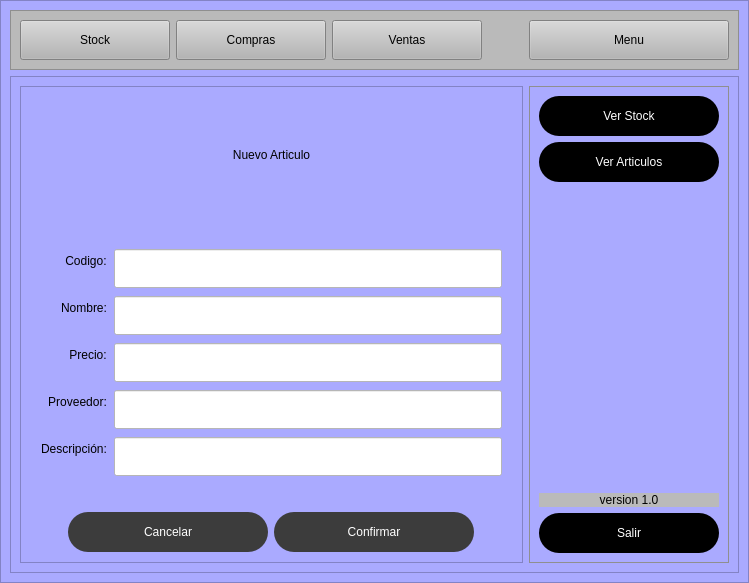
First picture: the form in Views/Principal.ui, repository Ryderd20/Gestor-Stock, before the edit.
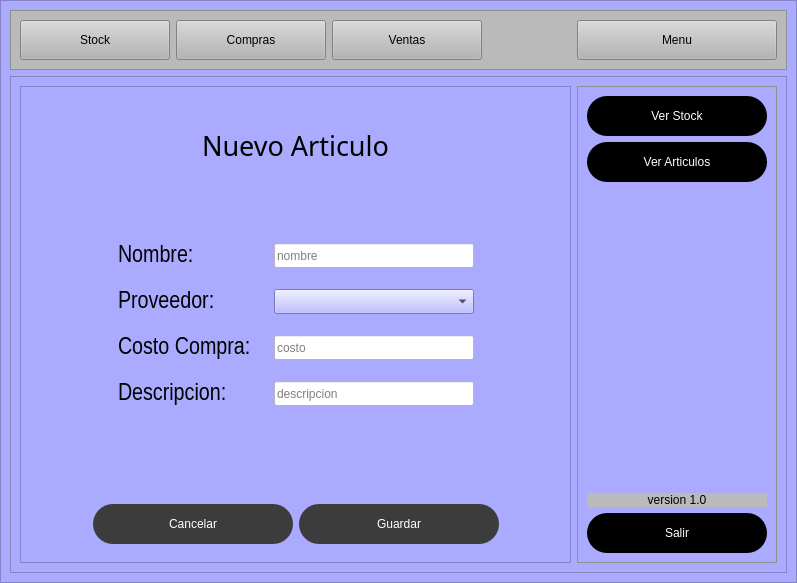
Second picture: the form after the edit. The open tabs and pages were chosen to show the change.

Patch:
```diff
--- a/Views/Principal.ui
+++ b/Views/Principal.ui
@@ -6,7 +6,7 @@
    <rect>
     <x>0</x>
     <y>0</y>
-    <width>749</width>
+    <width>797</width>
     <height>583</height>
    </rect>
   </property>
@@ -14,7 +14,7 @@
    <string>Gestor Textil</string>
   </property>
   <widget class="QWidget" name="centralwidget">
-   <layout class="QVBoxLayout" name="verticalLayout">
+   <layout class="QVBoxLayout" name="verticalLayout_4">
     <property name="leftMargin">
      <number>0</number>
     </property>
@@ -204,22 +204,7 @@
             <property name="frameShadow">
              <enum>QFrame::Raised</enum>
             </property>
-            <layout class="QVBoxLayout" name="verticalLayout_4">
-             <property name="spacing">
-              <number>1</number>
-             </property>
-             <property name="leftMargin">
-              <number>1</number>
-             </property>
-             <property name="topMargin">
-              <number>1</number>
-             </property>
-             <property name="rightMargin">
-              <number>1</number>
-             </property>
-             <property name="bottomMargin">
-              <number>1</number>
-             </property>
+            <layout class="QVBoxLayout" name="verticalLayout_15">
              <item>
               <widget class="QStackedWidget" name="stackedWidget">
                <property name="styleSheet">
@@ -229,15 +214,9 @@
                 <number>0</number>
                </property>
                <widget class="QWidget" name="page_stock">
+                <layout class="QVBoxLayout" name="verticalLayout_6">
+                 <item>
                 <widget class="QLabel" name="label_7">
-                 <property name="geometry">
-                  <rect>
-                   <x>10</x>
-                   <y>10</y>
-                   <width>481</width>
-                   <height>38</height>
-                  </rect>
-                 </property>
                  <property name="font">
                   <font>
                    <family>Arial Black</family>
@@ -254,17 +233,32 @@
                   <set>Qt::AlignCenter</set>
                  </property>
                 </widget>
+                 </item>
+                 <item>
+                  <widget class="QLabel" name="label_8">
+                   <property name="font">
+                    <font>
+                     <family>Arial Black</family>
+                     <pointsize>20</pointsize>
+                     <weight>50</weight>
+                     <italic>false</italic>
+                     <bold>false</bold>
+                    </font>
+                   </property>
+                   <property name="text">
+                    <string>Proximamente</string>
+                   </property>
+                   <property name="alignment">
+                    <set>Qt::AlignCenter</set>
+                   </property>
+                  </widget>
+                 </item>
+                </layout>
                </widget>
                <widget class="QWidget" name="page_ventas">
+                <layout class="QVBoxLayout" name="verticalLayout_12">
+                 <item>
                 <widget class="QLabel" name="label_6">
-                 <property name="geometry">
-                  <rect>
-                   <x>20</x>
-                   <y>10</y>
-                   <width>481</width>
-                   <height>38</height>
-                  </rect>
-                 </property>
                  <property name="font">
                   <font>
                    <family>Arial Black</family>
@@ -281,17 +275,32 @@
                   <set>Qt::AlignCenter</set>
                  </property>
                 </widget>
+                 </item>
+                 <item>
+                  <widget class="QLabel" name="label_9">
+                   <property name="font">
+                    <font>
+                     <family>Arial Black</family>
+                     <pointsize>20</pointsize>
+                     <weight>50</weight>
+                     <italic>false</italic>
+                     <bold>false</bold>
+                    </font>
+                   </property>
+                   <property name="text">
+                    <string>Proximamente</string>
+                   </property>
+                   <property name="alignment">
+                    <set>Qt::AlignCenter</set>
+                   </property>
+                  </widget>
+                 </item>
+                </layout>
                </widget>
                <widget class="QWidget" name="page_clientes">
+                <layout class="QVBoxLayout" name="verticalLayout_14">
+                 <item>
                 <widget class="QLabel" name="label_5">
-                 <property name="geometry">
-                  <rect>
-                   <x>20</x>
-                   <y>10</y>
-                   <width>481</width>
-                   <height>38</height>
-                  </rect>
-                 </property>
                  <property name="font">
                   <font>
                    <family>Arial Black</family>
@@ -308,6 +317,27 @@
                   <set>Qt::AlignCenter</set>
                  </property>
                 </widget>
+                 </item>
+                 <item>
+                  <widget class="QLabel" name="label_10">
+                   <property name="font">
+                    <font>
+                     <family>Arial Black</family>
+                     <pointsize>20</pointsize>
+                     <weight>50</weight>
+                     <italic>false</italic>
+                     <bold>false</bold>
+                    </font>
+                   </property>
+                   <property name="text">
+                    <string>Proximamente</string>
+                   </property>
+                   <property name="alignment">
+                    <set>Qt::AlignCenter</set>
+                   </property>
+                  </widget>
+                 </item>
+                </layout>
                </widget>
                <widget class="QWidget" name="page_proveedores">
                 <layout class="QVBoxLayout" name="verticalLayout_10">
@@ -484,7 +514,7 @@
                 </layout>
                </widget>
                <widget class="QWidget" name="page_nuevo_proveedor">
-                <layout class="QVBoxLayout" name="verticalLayout_11">
+                <layout class="QVBoxLayout" name="verticalLayout_7">
                  <item>
                   <widget class="QLabel" name="label_16">
                    <property name="minimumSize">
@@ -947,7 +977,7 @@
                 </layout>
                </widget>
                <widget class="QWidget" name="page_modificar_proveedor">
-                <layout class="QVBoxLayout" name="verticalLayout_12">
+                <layout class="QVBoxLayout" name="verticalLayout_11">
                  <item>
                   <widget class="QLabel" name="label_23">
                    <property name="minimumSize">
@@ -980,14 +1010,14 @@
                   </widget>
                  </item>
                  <item>
-                  <spacer name="verticalSpacer_6">
+                  <spacer name="verticalSpacer_7">
                    <property name="orientation">
                     <enum>Qt::Vertical</enum>
                    </property>
                    <property name="sizeHint" stdset="0">
                     <size>
                      <width>20</width>
-                     <height>55</height>
+                     <height>40</height>
                     </size>
                    </property>
                   </spacer>
@@ -1333,14 +1363,14 @@
                   </layout>
                  </item>
                  <item>
-                  <spacer name="verticalSpacer_7">
+                  <spacer name="verticalSpacer_6">
                    <property name="orientation">
                     <enum>Qt::Vertical</enum>
                    </property>
                    <property name="sizeHint" stdset="0">
                     <size>
                      <width>20</width>
-                     <height>54</height>
+                     <height>40</height>
                     </size>
                    </property>
                   </spacer>
@@ -1410,15 +1440,9 @@
                 </layout>
                </widget>
                <widget class="QWidget" name="page_compras">
+                <layout class="QVBoxLayout" name="verticalLayout_13">
+                 <item>
                 <widget class="QLabel" name="label_3">
-                 <property name="geometry">
-                  <rect>
-                   <x>10</x>
-                   <y>0</y>
-                   <width>481</width>
-                   <height>38</height>
-                  </rect>
-                 </property>
                  <property name="font">
                   <font>
                    <family>Arial Black</family>
@@ -1435,6 +1459,27 @@
                   <set>Qt::AlignCenter</set>
                  </property>
                 </widget>
+                 </item>
+                 <item>
+                  <widget class="QLabel" name="label_11">
+                   <property name="font">
+                    <font>
+                     <family>Arial Black</family>
+                     <pointsize>20</pointsize>
+                     <weight>50</weight>
+                     <italic>false</italic>
+                     <bold>false</bold>
+                    </font>
+                   </property>
+                   <property name="text">
+                    <string>Proximamente</string>
+                   </property>
+                   <property name="alignment">
+                    <set>Qt::AlignCenter</set>
+                   </property>
+                  </widget>
+                 </item>
+                </layout>
                </widget>
                <widget class="QWidget" name="page_articulos">
                 <layout class="QVBoxLayout" name="verticalLayout_5">
@@ -1466,7 +1511,7 @@
                  <item>
                   <layout class="QHBoxLayout" name="horizontalLayout_3">
                    <item>
-                    <widget class="QPushButton" name="btn_agregar_art">
+                    <widget class="QPushButton" name="btn_agregar_articulo">
                      <property name="minimumSize">
                       <size>
                        <width>100</width>
@@ -1614,21 +1659,30 @@
                 </layout>
                </widget>
                <widget class="QWidget" name="page_agregar_art">
-                <layout class="QVBoxLayout" name="verticalLayout_6" stretch="2,5,2">
+                <layout class="QVBoxLayout" name="verticalLayout">
                  <item>
-                  <widget class="QLabel" name="label_13">
+                  <widget class="QLabel" name="label_28">
                    <property name="minimumSize">
                     <size>
                      <width>0</width>
-                     <height>80</height>
+                     <height>40</height>
                     </size>
                    </property>
                    <property name="maximumSize">
                     <size>
                      <width>16777215</width>
-                     <height>16777215</height>
+                     <height>0</height>
                     </size>
                    </property>
+                   <property name="font">
+                    <font>
+                     <family>Arial Black</family>
+                     <pointsize>20</pointsize>
+                     <weight>50</weight>
+                     <italic>false</italic>
+                     <bold>false</bold>
+                    </font>
+                   </property>
                    <property name="text">
                     <string>Nuevo Articulo</string>
                    </property>
@@ -1638,171 +1692,191 @@
                   </widget>
                  </item>
                  <item>
-                  <layout class="QFormLayout" name="formLayout">
-                   <property name="rowWrapPolicy">
-                    <enum>QFormLayout::DontWrapRows</enum>
+                  <spacer name="verticalSpacer_8">
+                   <property name="orientation">
+                    <enum>Qt::Vertical</enum>
                    </property>
-                   <property name="labelAlignment">
-                    <set>Qt::AlignRight|Qt::AlignTrailing|Qt::AlignVCenter</set>
+                   <property name="sizeHint" stdset="0">
+                    <size>
+                     <width>20</width>
+                     <height>40</height>
+                    </size>
                    </property>
-                   <property name="formAlignment">
-                    <set>Qt::AlignCenter</set>
-                   </property>
-                   <property name="horizontalSpacing">
-                    <number>7</number>
-                   </property>
-                   <property name="verticalSpacing">
-                    <number>8</number>
-                   </property>
-                   <property name="leftMargin">
-                    <number>10</number>
-                   </property>
-                   <property name="rightMargin">
-                    <number>10</number>
-                   </property>
-                   <property name="bottomMargin">
-                    <number>0</number>
-                   </property>
-                   <item row="0" column="0">
-                    <widget class="QLabel" name="label_10">
-                     <property name="text">
-                      <string>Codigo:</string>
-                     </property>
-                     <property name="alignment">
-                      <set>Qt::AlignCenter</set>
-                     </property>
-                    </widget>
+                  </spacer>
+                 </item>
+                 <item>
+                  <layout class="QHBoxLayout" name="horizontalLayout_20">
+                   <item>
+                    <spacer name="horizontalSpacer_37">
+                     <property name="orientation">
+                      <enum>Qt::Horizontal</enum>
+                     </property>
+                     <property name="sizeHint" stdset="0">
+                      <size>
+                       <width>40</width>
+                       <height>20</height>
+                      </size>
+                     </property>
+                    </spacer>
                    </item>
-                   <item row="0" column="1">
-                    <widget class="QLineEdit" name="input_cod_art">
-                     <property name="maximumSize">
+                   <item>
+                    <widget class="QLabel" name="label_29">
+                     <property name="minimumSize">
                       <size>
-                       <width>400</width>
-                       <height>16777215</height>
+                       <width>150</width>
+                       <height>40</height>
                       </size>
                      </property>
                      <property name="font">
                       <font>
-                       <pointsize>20</pointsize>
+                       <family>Arial Narrow</family>
+                       <pointsize>18</pointsize>
                       </font>
                      </property>
-                     <property name="frame">
-                      <bool>true</bool>
-                     </property>
-                     <property name="dragEnabled">
-                      <bool>false</bool>
-                     </property>
-                    </widget>
-                   </item>
-                   <item row="1" column="0">
-                    <widget class="QLabel" name="label_8">
                      <property name="text">
                       <string>Nombre:</string>
                      </property>
-                     <property name="alignment">
-                      <set>Qt::AlignCenter</set>
-                     </property>
                     </widget>
                    </item>
-                   <item row="1" column="1">
-                    <widget class="QLineEdit" name="input_nom_art">
+                   <item>
+                    <widget class="QLineEdit" name="input_nombre_articulo_nuevo">
+                     <property name="minimumSize">
+                      <size>
+                       <width>200</width>
+                       <height>25</height>
+                      </size>
+                     </property>
                      <property name="maximumSize">
                       <size>
                        <width>400</width>
                        <height>16777215</height>
                       </size>
                      </property>
-                     <property name="font">
-                      <font>
-                       <pointsize>20</pointsize>
-                      </font>
+                     <property name="placeholderText">
+                      <string>nombre</string>
                      </property>
-                     <property name="frame">
-                      <bool>true</bool>
+                    </widget>
+                   </item>
+                   <item>
+                    <spacer name="horizontalSpacer_36">
+                     <property name="orientation">
+                      <enum>Qt::Horizontal</enum>
                      </property>
-                     <property name="dragEnabled">
-                      <bool>false</bool>
+                     <property name="sizeHint" stdset="0">
+                      <size>
+                       <width>40</width>
+                       <height>20</height>
+                      </size>
                      </property>
-                    </widget>
+                    </spacer>
                    </item>
-                   <item row="2" column="0">
-                    <widget class="QLabel" name="label_9">
-                     <property name="text">
-                      <string>Precio:</string>
+                  </layout>
+                 </item>
+                 <item>
+                  <layout class="QHBoxLayout" name="horizontalLayout_21">
+                   <item>
+                    <spacer name="horizontalSpacer_38">
+                     <property name="orientation">
+                      <enum>Qt::Horizontal</enum>
                      </property>
-                     <property name="alignment">
-                      <set>Qt::AlignCenter</set>
+                     <property name="sizeHint" stdset="0">
+                      <size>
+                       <width>40</width>
+                       <height>20</height>
+                      </size>
                      </property>
-                    </widget>
+                    </spacer>
                    </item>
-                   <item row="2" column="1">
-                    <widget class="QLineEdit" name="input_prec_art">
-                     <property name="maximumSize">
+                   <item>
+                    <widget class="QLabel" name="label_31">
+                     <property name="minimumSize">
                       <size>
-                       <width>400</width>
-                       <height>16777215</height>
+                       <width>150</width>
+                       <height>40</height>
                       </size>
                      </property>
                      <property name="font">
                       <font>
-                       <pointsize>20</pointsize>
+                       <family>Arial Narrow</family>
+                       <pointsize>18</pointsize>
                       </font>
                      </property>
-                     <property name="frame">
-                      <bool>true</bool>
-                     </property>
-                     <property name="dragEnabled">
-                      <bool>false</bool>
-                     </property>
-                    </widget>
-                   </item>
-                   <item row="3" column="0">
-                    <widget class="QLabel" name="label_11">
                      <property name="text">
                       <string>Proveedor:</string>
                      </property>
-                     <property name="alignment">
-                      <set>Qt::AlignCenter</set>
-                     </property>
                     </widget>
                    </item>
-                   <item row="4" column="0">
-                    <widget class="QLabel" name="label_12">
-                     <property name="text">
-                      <string>Descripción:</string>
+                   <item>
+                    <widget class="QComboBox" name="comboBox_lista_proveedores">
+                     <property name="minimumSize">
+                      <size>
+                       <width>200</width>
+                       <height>25</height>
+                      </size>
                      </property>
-                     <property name="alignment">
-                      <set>Qt::AlignCenter</set>
-                     </property>
-                    </widget>
-                   </item>
-                   <item row="3" column="1">
-                    <widget class="QLineEdit" name="input_prov_art">
                      <property name="maximumSize">
                       <size>
                        <width>400</width>
                        <height>16777215</height>
                       </size>
                      </property>
+                    </widget>
+                   </item>
+                   <item>
+                    <spacer name="horizontalSpacer_35">
+                     <property name="orientation">
+                      <enum>Qt::Horizontal</enum>
+                     </property>
+                     <property name="sizeHint" stdset="0">
+                      <size>
+                       <width>40</width>
+                       <height>20</height>
+                      </size>
+                     </property>
+                    </spacer>
+                   </item>
+                  </layout>
+                 </item>
+                 <item>
+                  <layout class="QHBoxLayout" name="horizontalLayout_22">
+                   <item>
+                    <spacer name="horizontalSpacer_39">
+                     <property name="orientation">
+                      <enum>Qt::Horizontal</enum>
+                     </property>
+                     <property name="sizeHint" stdset="0">
+                      <size>
+                       <width>40</width>
+                       <height>20</height>
+                      </size>
+                     </property>
+                    </spacer>
+                   </item>
+                   <item>
+                    <widget class="QLabel" name="label_30">
+                     <property name="minimumSize">
+                      <size>
+                       <width>150</width>
+                       <height>40</height>
+                      </size>
+                     </property>
                      <property name="font">
                       <font>
-                       <pointsize>20</pointsize>
+                       <family>Arial Narrow</family>
+                       <pointsize>18</pointsize>
                       </font>
                      </property>
-                     <property name="frame">
-                      <bool>true</bool>
+                     <property name="text">
+                      <string>Costo Compra:</string>
                      </property>
-                     <property name="dragEnabled">
-                      <bool>false</bool>
-                     </property>
                     </widget>
                    </item>
-                   <item row="4" column="1">
-                    <widget class="QLineEdit" name="input_desc_art">
+                   <item>
+                    <widget class="QLineEdit" name="input_costo_articulo_nuevo">
                      <property name="minimumSize">
                       <size>
-                       <width>0</width>
-                       <height>20</height>
+                       <width>200</width>
+                       <height>25</height>
                       </size>
                      </property>
                      <property name="maximumSize">
@@ -1811,21 +1885,107 @@
                        <height>16777215</height>
                       </size>
                      </property>
+                     <property name="placeholderText">
+                      <string>costo</string>
+                     </property>
+                    </widget>
+                   </item>
+                   <item>
+                    <spacer name="horizontalSpacer_34">
+                     <property name="orientation">
+                      <enum>Qt::Horizontal</enum>
+                     </property>
+                     <property name="sizeHint" stdset="0">
+                      <size>
+                       <width>40</width>
+                       <height>20</height>
+                      </size>
+                     </property>
+                    </spacer>
+                   </item>
+                  </layout>
+                 </item>
+                 <item>
+                  <layout class="QHBoxLayout" name="horizontalLayout_24">
+                   <item>
+                    <spacer name="horizontalSpacer_41">
+                     <property name="orientation">
+                      <enum>Qt::Horizontal</enum>
+                     </property>
+                     <property name="sizeHint" stdset="0">
+                      <size>
+                       <width>40</width>
+                       <height>20</height>
+                      </size>
+                     </property>
+                    </spacer>
+                   </item>
+                   <item>
+                    <widget class="QLabel" name="label_32">
+                     <property name="minimumSize">
+                      <size>
+                       <width>150</width>
+                       <height>40</height>
+                      </size>
+                     </property>
                      <property name="font">
                       <font>
-                       <pointsize>20</pointsize>
+                       <family>Arial Narrow</family>
+                       <pointsize>18</pointsize>
                       </font>
                      </property>
-                     <property name="frame">
-                      <bool>true</bool>
+                     <property name="text">
+                      <string>Descripcion:</string>
                      </property>
-                     <property name="dragEnabled">
-                      <bool>false</bool>
+                    </widget>
+                   </item>
+                   <item>
+                    <widget class="QLineEdit" name="input_descripcion_articulo_nuevo">
+                     <property name="minimumSize">
+                      <size>
+                       <width>200</width>
+                       <height>25</height>
+                      </size>
                      </property>
+                     <property name="maximumSize">
+                      <size>
+                       <width>400</width>
+                       <height>16777215</height>
+                      </size>
+                     </property>
+                     <property name="placeholderText">
+                      <string>descripcion</string>
+                     </property>
                     </widget>
                    </item>
+                   <item>
+                    <spacer name="horizontalSpacer_32">
+                     <property name="orientation">
+                      <enum>Qt::Horizontal</enum>
+                     </property>
+                     <property name="sizeHint" stdset="0">
+                      <size>
+                       <width>40</width>
+                       <height>20</height>
+                      </size>
+                     </property>
+                    </spacer>
+                   </item>
                   </layout>
                  </item>
+                 <item>
+                  <spacer name="verticalSpacer_9">
+                   <property name="orientation">
+                    <enum>Qt::Vertical</enum>
+                   </property>
+                   <property name="sizeHint" stdset="0">
+                    <size>
+                     <width>20</width>
+                     <height>40</height>
+                    </size>
+                   </property>
+                  </spacer>
+                 </item>
                  <item>
                   <layout class="QHBoxLayout" name="horizontalLayout_6">
                    <item>
@@ -1842,7 +2002,7 @@
                     </spacer>
                    </item>
                    <item>
-                    <widget class="QPushButton" name="btn_cancel_art">
+                    <widget class="QPushButton" name="btn_cancelar_articulo_nuevo">
                      <property name="minimumSize">
                       <size>
                        <width>200</width>
@@ -1864,7 +2024,7 @@
                     </widget>
                    </item>
                    <item>
-                    <widget class="QPushButton" name="btn_confirmar_art">
+                    <widget class="QPushButton" name="btn_guardar_articulo">
                      <property name="minimumSize">
                       <size>
                        <width>200</width>
@@ -1881,7 +2041,7 @@
                       <cursorShape>PointingHandCursor</cursorShape>
                      </property>
                      <property name="text">
-                      <string>Confirmar</string>
+                      <string>Guardar</string>
                      </property>
                     </widget>
                    </item>
@@ -2162,7 +2322,7 @@
                </widget>
               </item>
               <item>
-               <widget class="QPushButton" name="btn_salir_5">
+               <widget class="QPushButton" name="btn_salir_3">
                 <property name="minimumSize">
                  <size>
                   <width>0</width>
```
Lines whose indentation alone changed are shown as unchanged.
